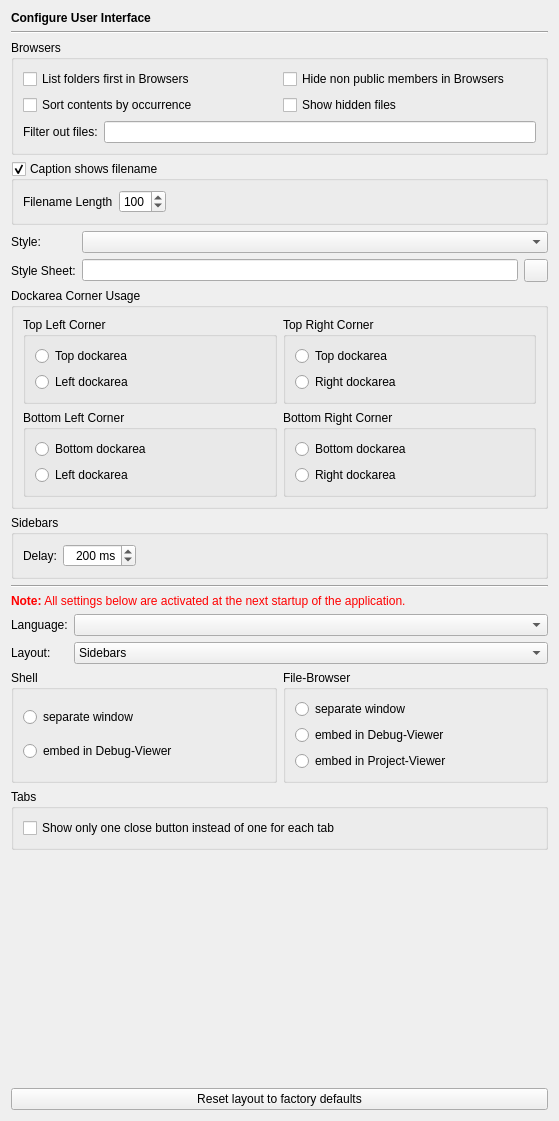
Old version of the form Preferences/ConfigurationPages/InterfacePage.ui in the repository testmana2/test.
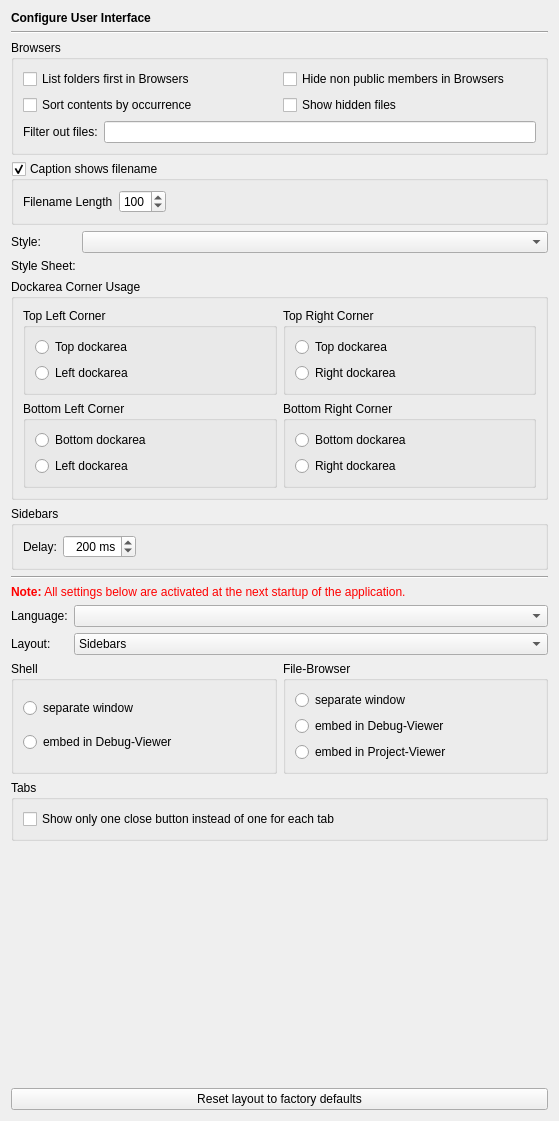
New version of the form. Custom widgets are drawn as their Qt base class.

Commit message: Changed more configuration pages to use the path picker.

The edit to the form file:
```diff
--- a/Preferences/ConfigurationPages/InterfacePage.ui
+++ b/Preferences/ConfigurationPages/InterfacePage.ui
@@ -156,7 +156,7 @@
     </widget>
    </item>
    <item>
-    <layout class="QGridLayout">
+    <layout class="QGridLayout" name="gridLayout_3">
      <item row="0" column="0">
       <widget class="QLabel" name="label_2">
        <property name="text">
@@ -179,14 +179,16 @@
       </widget>
      </item>
      <item row="1" column="1">
-      <widget class="QLineEdit" name="styleSheetEdit">
-       <property name="toolTip">
-        <string>Enter the name of the style sheet file</string>
+      <widget class="E5PathPicker" name="styleSheetPicker" native="true">
+       <property name="sizePolicy">
+        <sizepolicy hsizetype="Expanding" vsizetype="Preferred">
+         <horstretch>0</horstretch>
+         <verstretch>0</verstretch>
+        </sizepolicy>
        </property>
-      </widget>
-     </item>
-     <item row="1" column="2">
-      <widget class="QToolButton" name="styleSheetButton">
+       <property name="focusPolicy">
+        <enum>Qt::StrongFocus</enum>
+       </property>
        <property name="toolTip">
         <string>Select the style sheet file via a file selection dialog</string>
        </property>
@@ -563,6 +565,14 @@
    </item>
   </layout>
  </widget>
+ <customwidgets>
+  <customwidget>
+   <class>E5PathPicker</class>
+   <extends>QWidget</extends>
+   <header>E5Gui/E5PathPicker.h</header>
+   <container>1</container>
+  </customwidget>
+ </customwidgets>
  <tabstops>
   <tabstop>uiBrowsersListFoldersFirstCheckBox</tabstop>
   <tabstop>uiBrowsersHideNonPublicCheckBox</tabstop>
```
Left out of the diff: 7 changed lines with no effect on the pictures. The commit also changes 13 other files.
